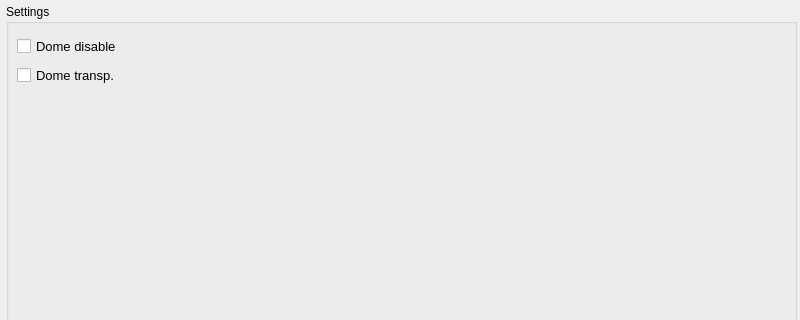
First picture: the form in mw4/gui/widgets/simulator.ui, repository mworion/MountWizzard4, before the edit; both pictures show x 0 to 800 and y 0 to 320 of the 800 by 600 pixel window.
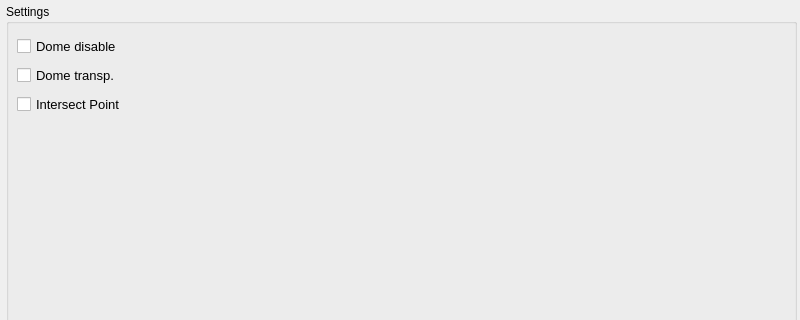
Second picture: the form after the edit.

Commit message: added intersection point

The edit to the form file:
```diff
--- a/mw4/gui/widgets/simulator.ui
+++ b/mw4/gui/widgets/simulator.ui
@@ -78,7 +78,7 @@
       <property name="large" stdset="0">
        <bool>true</bool>
       </property>
-      <layout class="QVBoxLayout" name="verticalLayout" stretch="0,0,0">
+      <layout class="QVBoxLayout" name="verticalLayout" stretch="0,0,0,0">
        <property name="spacing">
         <number>4</number>
        </property>
@@ -89,7 +89,7 @@
         <number>10</number>
        </property>
        <property name="rightMargin">
-        <number>8</number>
+        <number>16</number>
        </property>
        <property name="bottomMargin">
         <number>4</number>
@@ -142,6 +142,24 @@
          </property>
         </widget>
        </item>
+       <item>
+        <widget class="QCheckBox" name="checkShowPointer">
+         <property name="minimumSize">
+          <size>
+           <width>0</width>
+           <height>25</height>
+          </size>
+         </property>
+         <property name="font">
+          <font>
+           <pointsize>10</pointsize>
+          </font>
+         </property>
+         <property name="text">
+          <string>Intersect Point</string>
+         </property>
+        </widget>
+       </item>
        <item>
         <spacer name="verticalSpacer">
          <property name="orientation">
```
The commit also changes 5 other files.
